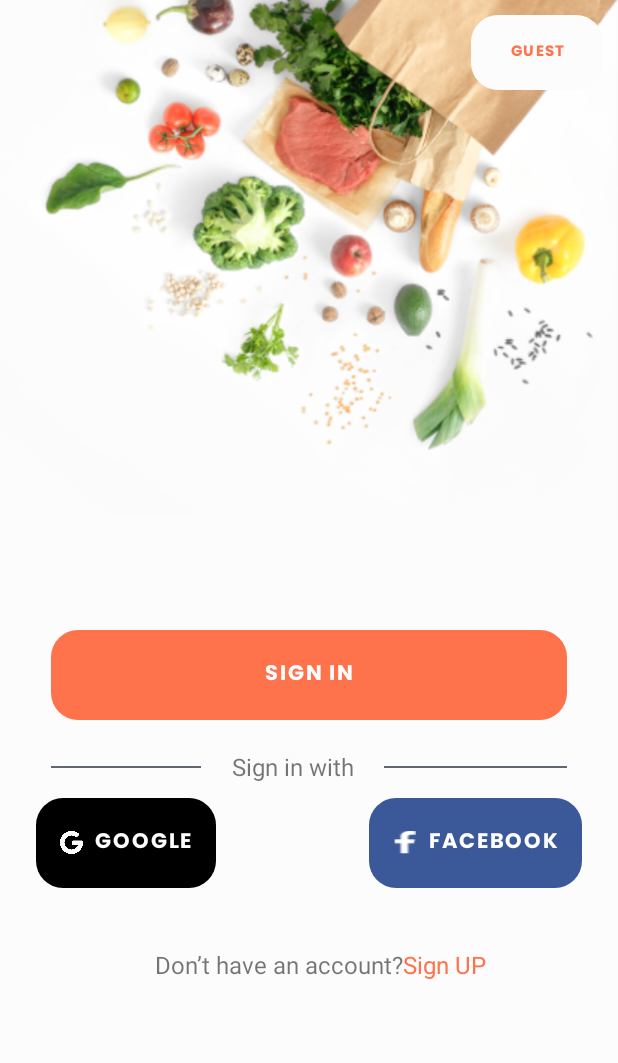
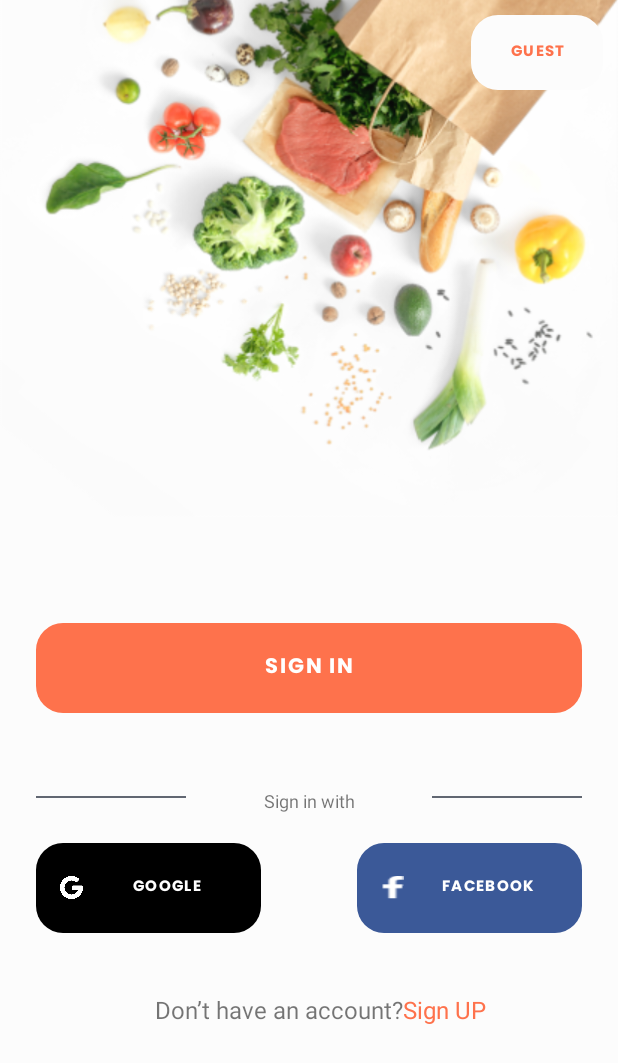
Before and after one commit to shehab-eldein/Food_Planner, an Android app: the screen it shows after launch (MainActivity), after a tap on "START", on a phone screen of 412 x 824 dp. Shown: the top 1063 px of the screen. Run offline under Robolectric (Android 15) with nearby library versions, the phone set to English and light mode, and no system bars; our stand-ins replace Firebase (no records; nobody signed in at launch, a user with empty details on screens opened directly), navigation-ui; libraries missing offline, so code that uses them is left out: org.checkerframework.checker; Roboto replaces fonts that are not available here.

Commit message:
last design edit

```diff
--- a/app/src/main/java/com/example/foodplanner/OnBoarding/Authintication/SignUp_Fragment.java
+++ b/app/src/main/java/com/example/foodplanner/OnBoarding/Authintication/SignUp_Fragment.java
@@ -55,6 +55,12 @@ public class SignUp_Fragment extends Fragment {
         super.onViewCreated(view, savedInstanceState);
         connectDesign(view);
         signUpBtnClicked();
+        signIn.setOnClickListener(new View.OnClickListener() {
+            @Override
+            public void onClick(View v) {
+                Navigation.findNavController(view).navigate(R.id.signIn_Fragment2);
+            }
+        });
     }
 
     void signUpBtnClicked() {
--- a/app/src/main/res/layout/fragment_detail_.xml
+++ b/app/src/main/res/layout/fragment_detail_.xml
@@ -78,7 +78,7 @@
 
         <TextView
             android:layout_width="wrap_content"
-            android:layout_height="0dp"
+            android:layout_height="wrap_content"
             android:layout_marginStart="-10dp"
             android:text="@string/planner"
             android:textColor="@color/custom"
@@ -90,7 +90,7 @@
         <TextView
             android:id="@+id/textView10"
             android:layout_width="wrap_content"
-            android:layout_height="47dp"
+            android:layout_height="wrap_content"
             android:layout_marginTop="-30dp"
             android:layout_marginEnd="-10dp"
             android:text="@string/food"
--- a/app/src/main/res/layout/fragment_favorite_.xml
+++ b/app/src/main/res/layout/fragment_favorite_.xml
@@ -50,7 +50,7 @@
         <TextView
             android:id="@+id/textView13"
             android:layout_width="wrap_content"
-            android:layout_height="47dp"
+            android:layout_height="wrap_content"
             android:layout_marginStart="5dp"
             android:layout_marginTop="150dp"
             android:text="@string/food"
--- a/app/src/main/res/layout/fragment_search_.xml
+++ b/app/src/main/res/layout/fragment_search_.xml
@@ -27,7 +27,7 @@
         <TextView
             android:id="@+id/textView18"
             android:layout_width="wrap_content"
-            android:layout_height="47dp"
+            android:layout_height="wrap_content"
             android:layout_marginStart="5dp"
             android:layout_marginTop="150dp"
             android:text="@string/food"
--- a/app/src/main/res/layout/fragment_signs.xml
+++ b/app/src/main/res/layout/fragment_signs.xml
@@ -20,13 +20,14 @@
 
     <Button
         android:id="@+id/google_Btn"
-        android:layout_width="wrap_content"
+        android:layout_width="150dp"
         android:layout_height="60dp"
         android:layout_marginStart="24dp"
         android:layout_marginBottom="40dp"
         android:background="@drawable/roundstyle"
         android:fontFamily="@font/poppins_bold"
         android:text="@string/Google"
+        android:textSize="10dp"
         app:backgroundTint="@color/black"
         app:icon="@drawable/google"
         app:iconSize="15dp"
@@ -35,13 +36,14 @@
 
     <Button
         android:id="@+id/faceBook_Btn"
-        android:layout_width="wrap_content"
+        android:layout_width="150dp"
         android:layout_height="60dp"
         android:layout_marginEnd="24dp"
         android:layout_marginBottom="50dp"
         android:background="@drawable/roundstyle"
         android:fontFamily="@font/poppins_bold"
         android:text="@string/facebook"
+        android:textSize="10dp"
         android:translationY="50dp"
         app:backgroundTint="@color/facebook"
         app:icon="@drawable/facebook"
@@ -53,9 +55,8 @@
         android:id="@+id/view"
         android:layout_width="0dp"
         android:layout_height="1dp"
-        android:layout_marginStart="10dp"
-        android:layout_marginEnd="10dp"
-        android:layout_marginBottom="20dp"
+        android:layout_marginEnd="50dp"
+        android:layout_marginBottom="30dp"
         android:background="@color/GrayFont"
         android:backgroundTint="@color/GrayFont"
         app:layout_constraintBottom_toTopOf="@+id/google_Btn"
@@ -66,8 +67,7 @@
         android:id="@+id/view2"
         android:layout_width="0dp"
         android:layout_height="1dp"
-        android:layout_marginStart="10dp"
-        android:layout_marginEnd="10dp"
+        android:layout_marginStart="50dp"
         android:background="@color/GrayFont"
         android:backgroundTint="@color/GrayFont"
         app:layout_constraintBottom_toBottomOf="@+id/view"
@@ -78,11 +78,9 @@
         android:id="@+id/textView4"
         android:layout_width="wrap_content"
         android:layout_height="wrap_content"
-        android:layout_marginStart="10dp"
-        android:layout_marginEnd="10dp"
         android:layout_marginBottom="-10dp"
         android:text="@string/signInWith"
-        android:textSize="16sp"
+        android:textSize="12sp"
         app:layout_constraintBottom_toBottomOf="@+id/view"
         app:layout_constraintEnd_toStartOf="@+id/view2"
         app:layout_constraintStart_toEndOf="@+id/view" />
@@ -91,7 +89,7 @@
         android:id="@+id/signIn_Btn"
         android:layout_width="0dp"
         android:layout_height="60dp"
-        android:layout_marginBottom="20dp"
+        android:layout_marginBottom="50dp"
         android:background="@drawable/roundstyle"
         android:fontFamily="@font/poppins_bold"
         android:text="@string/email"
@@ -120,7 +118,7 @@
         android:layout_width="wrap_content"
         android:layout_height="wrap_content"
         android:layout_marginStart="-40dp"
-        android:layout_marginBottom="100dp"
+        android:layout_marginBottom="70dp"
         android:text="@string/dontHaveAccount"
         android:textSize="16sp"
         app:layout_constraintBottom_toBottomOf="parent"
```
Also changed, not shown: app/src/main/res/layout/fragment_home_.xml (+4 -3 lines), app/src/main/res/layout/fragment_on_boarding_base_.xml (+24 -13 lines), app/src/main/res/layout/fragment_sign_in_.xml (+4 -4 lines), app/src/main/res/layout/fragment_sign_up_.xml (+6 -6 lines), app/src/main/res/layout/fragment_splash_.xml (+9 -15 lines).
